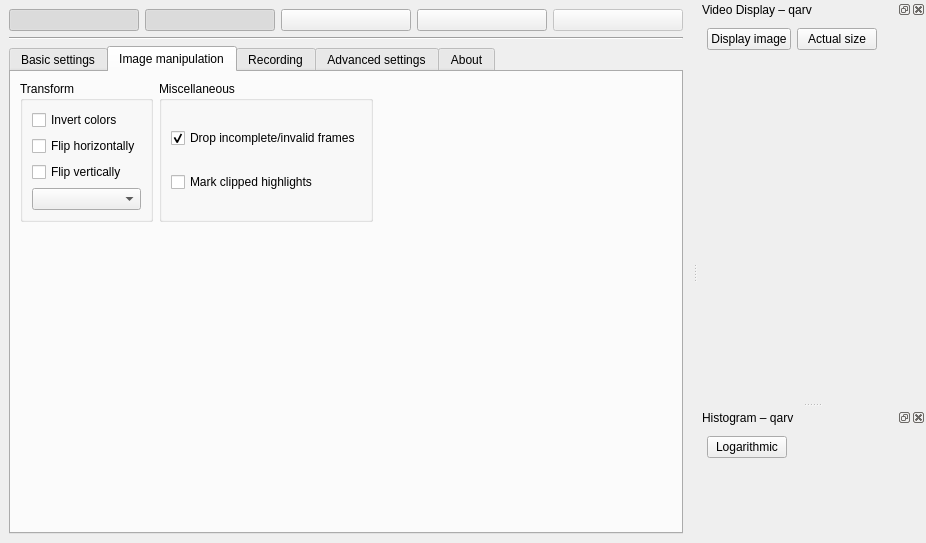
First picture: the form in src/mainwindow.ui, repository AD-Vega/qarv, before the edit.
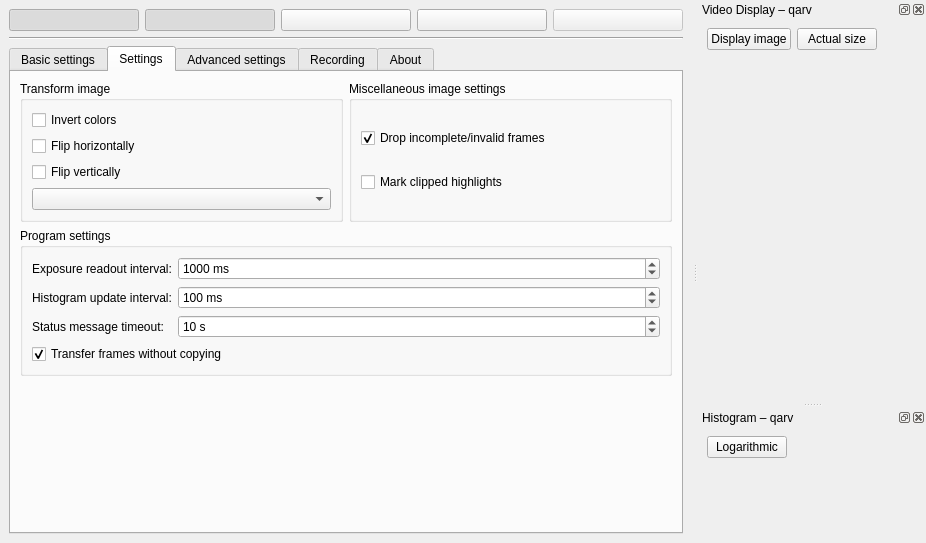
Second picture: the form after the edit. The open tabs and pages were chosen to show the change. Icons and pictures are not drawn. Custom widgets are drawn as their Qt base class.

Commit message: Add program settings.

Diff of the .ui file:
```diff
--- a/src/mainwindow.ui
+++ b/src/mainwindow.ui
@@ -7,7 +7,7 @@
     <x>0</x>
     <y>0</y>
     <width>926</width>
-    <height>536</height>
+    <height>534</height>
    </rect>
   </property>
   <property name="windowTitle">
@@ -572,15 +572,17 @@
         </item>
        </layout>
       </widget>
-      <widget class="QWidget" name="manipulationTab">
+      <widget class="QWidget" name="settingsTab">
        <attribute name="title">
-        <string>Image manipulation</string>
+        <string>Settings</string>
        </attribute>
-       <layout class="QGridLayout" name="gridLayout">
-        <item row="0" column="0">
+       <layout class="QVBoxLayout" name="verticalLayout_10">
+        <item>
+         <layout class="QHBoxLayout" name="horizontalLayout_12">
+          <item>
          <widget class="QGroupBox" name="transformBox">
           <property name="title">
-           <string>Transform</string>
+             <string>Transform image</string>
           </property>
           <layout class="QVBoxLayout" name="verticalLayout_6">
            <item>
@@ -610,36 +612,10 @@
           </layout>
          </widget>
         </item>
-        <item row="0" column="2">
-         <spacer name="horizontalSpacer">
-          <property name="orientation">
-           <enum>Qt::Horizontal</enum>
-          </property>
-          <property name="sizeHint" stdset="0">
-           <size>
-            <width>40</width>
-            <height>20</height>
-           </size>
-          </property>
-         </spacer>
-        </item>
-        <item row="1" column="0">
-         <spacer name="verticalSpacer">
-          <property name="orientation">
-           <enum>Qt::Vertical</enum>
-          </property>
-          <property name="sizeHint" stdset="0">
-           <size>
-            <width>20</width>
-            <height>40</height>
-           </size>
-          </property>
-         </spacer>
-        </item>
-        <item row="0" column="1">
+          <item>
          <widget class="QGroupBox" name="miscBox">
           <property name="title">
-           <string>Miscellaneous</string>
+             <string>Miscellaneous image settings</string>
           </property>
           <layout class="QVBoxLayout" name="verticalLayout_7">
            <item>
@@ -669,6 +645,169 @@
          </widget>
         </item>
        </layout>
+        </item>
+        <item>
+         <widget class="QGroupBox" name="settingsBox">
+          <property name="title">
+           <string>Program settings</string>
+          </property>
+          <layout class="QFormLayout" name="formLayout_3">
+           <item row="0" column="0">
+            <widget class="QLabel" name="label_22">
+             <property name="text">
+              <string>Exposure readout interval:</string>
+             </property>
+            </widget>
+           </item>
+           <item row="0" column="1">
+            <widget class="QSpinBox" name="sliderUpdateSpinbox">
+             <property name="toolTip">
+              <string>Exposure and gain are periodically updated and sliders moved accordingly.</string>
+             </property>
+             <property name="suffix">
+              <string> ms</string>
+             </property>
+             <property name="minimum">
+              <number>1</number>
+             </property>
+             <property name="maximum">
+              <number>10000</number>
+             </property>
+             <property name="value">
+              <number>1000</number>
+             </property>
+            </widget>
+           </item>
+           <item row="1" column="0">
+            <widget class="QLabel" name="label_23">
+             <property name="text">
+              <string>Histogram update interval:</string>
+             </property>
+            </widget>
+           </item>
+           <item row="1" column="1">
+            <widget class="QSpinBox" name="histogramUpdateSpinbox">
+             <property name="toolTip">
+              <string>Calculating the histogram can be expensive, so it shouldn't be updated too often.</string>
+             </property>
+             <property name="suffix">
+              <string> ms</string>
+             </property>
+             <property name="minimum">
+              <number>1</number>
+             </property>
+             <property name="maximum">
+              <number>10000</number>
+             </property>
+             <property name="value">
+              <number>100</number>
+             </property>
+            </widget>
+           </item>
+           <item row="2" column="0">
+            <widget class="QLabel" name="label_24">
+             <property name="text">
+              <string>Status message timeout:</string>
+             </property>
+            </widget>
+           </item>
+           <item row="2" column="1">
+            <widget class="QSpinBox" name="statusTimeoutSpinbox">
+             <property name="toolTip">
+              <string>A message is shown in the status bar on certain events or errors. This message is cleared after the specified interval.</string>
+             </property>
+             <property name="suffix">
+              <string> s</string>
+             </property>
+             <property name="minimum">
+              <number>1</number>
+             </property>
+             <property name="maximum">
+              <number>1000</number>
+             </property>
+             <property name="value">
+              <number>10</number>
+             </property>
+            </widget>
+           </item>
+           <item row="3" column="0" colspan="2">
+            <widget class="QCheckBox" name="nocopyCheck">
+             <property name="toolTip">
+              <string>If this option is selected, as little copying of images is done as possible, making the program significantly faster. But, if the computer is too slow to process images in a timely manner, it may happen that the camera will be faster and will overwrite a current image. If this is a problem, disable this option.</string>
+             </property>
+             <property name="text">
+              <string>Transfer frames without copying</string>
+             </property>
+             <property name="checked">
+              <bool>true</bool>
+             </property>
+            </widget>
+           </item>
+          </layout>
+         </widget>
+        </item>
+        <item>
+         <spacer name="verticalSpacer">
+          <property name="orientation">
+           <enum>Qt::Vertical</enum>
+          </property>
+          <property name="sizeHint" stdset="0">
+           <size>
+            <width>20</width>
+            <height>175</height>
+           </size>
+          </property>
+         </spacer>
+        </item>
+       </layout>
+      </widget>
+      <widget class="QWidget" name="advancedTab">
+       <attribute name="title">
+        <string>Advanced settings</string>
+       </attribute>
+       <layout class="QVBoxLayout" name="verticalLayout_9">
+        <item>
+         <widget class="QTreeView" name="advancedTree">
+          <property name="animated">
+           <bool>true</bool>
+          </property>
+         </widget>
+        </item>
+        <item>
+         <widget class="QLabel" name="label_20">
+          <property name="text">
+           <string>&lt;html&gt;&lt;head/&gt;&lt;body&gt;&lt;p&gt;This view provides direct access to the camera. Changes may not be reflected in the rest of the program.&lt;/p&gt;&lt;/body&gt;&lt;/html&gt;</string>
+          </property>
+          <property name="wordWrap">
+           <bool>true</bool>
+          </property>
+         </widget>
+        </item>
+        <item>
+         <layout class="QHBoxLayout" name="horizontalLayout_6">
+          <item>
+           <widget class="QPushButton" name="saveSettingsButton">
+            <property name="toolTip">
+             <string>Choose a file to store camera settings.</string>
+            </property>
+            <property name="text">
+             <string>Save settings</string>
+            </property>
+           </widget>
+          </item>
+          <item>
+           <widget class="QPushButton" name="loadSettingsButton">
+            <property name="toolTip">
+             <string>Choose a file to load camera settings.</string>
+            </property>
+            <property name="text">
+             <string>Load Settings</string>
+            </property>
+           </widget>
+          </item>
+         </layout>
+        </item>
+       </layout>
       </widget>
       <widget class="QWidget" name="recordingTab">
        <attribute name="title">
@@ -840,54 +979,6 @@
         </item>
        </layout>
       </widget>
-      <widget class="QWidget" name="advancedTab">
-       <attribute name="title">
-        <string>Advanced settings</string>
-       </attribute>
-       <layout class="QVBoxLayout" name="verticalLayout_9">
-        <item>
-         <widget class="QTreeView" name="advancedTree">
-          <property name="animated">
-           <bool>true</bool>
-          </property>
-         </widget>
-        </item>
-        <item>
-         <widget class="QLabel" name="label_20">
-          <property name="text">
-           <string>&lt;html&gt;&lt;head/&gt;&lt;body&gt;&lt;p&gt;This view provides direct access to the camera. Changes may not be reflected in the rest of the program.&lt;/p&gt;&lt;/body&gt;&lt;/html&gt;</string>
-          </property>
-          <property name="wordWrap">
-           <bool>true</bool>
-          </property>
-         </widget>
-        </item>
-        <item>
-         <layout class="QHBoxLayout" name="horizontalLayout_6">
-          <item>
-           <widget class="QPushButton" name="saveSettingsButton">
-            <property name="toolTip">
-             <string>Choose a file to store camera settings.</string>
-            </property>
-            <property name="text">
-             <string>Save settings</string>
-            </property>
-           </widget>
-          </item>
-          <item>
-           <widget class="QPushButton" name="loadSettingsButton">
-            <property name="toolTip">
-             <string>Choose a file to load camera settings.</string>
-            </property>
-            <property name="text">
-             <string>Load Settings</string>
-            </property>
-           </widget>
-          </item>
-         </layout>
-        </item>
-       </layout>
-      </widget>
       <widget class="QWidget" name="aboutTab">
        <attribute name="title">
         <string>About</string>
```
Lines whose indentation alone changed are shown as unchanged. The commit also changes 2 other files.
